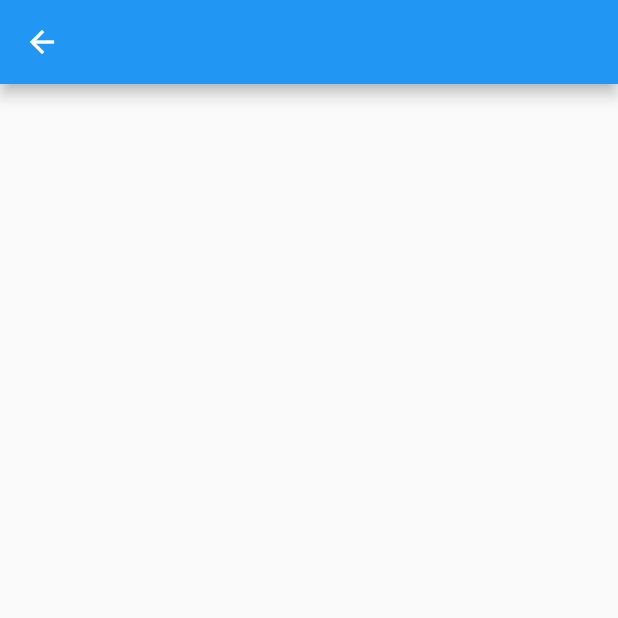
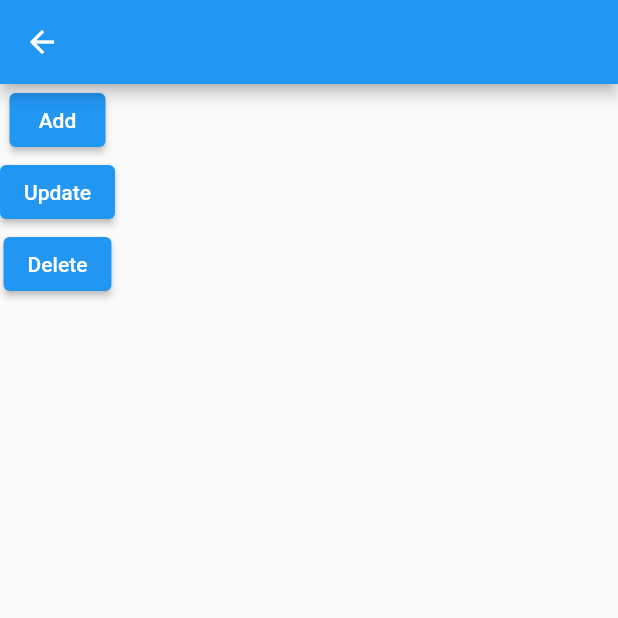
Before and after one commit to Nina2498/Engineering_Consultancy, a Flutter app: the CrudOperationScreen screen opened directly, on a phone screen of 412 x 824 dp, the top half of it. Run offline on Flutter 3.47's test engine with Material 2 defaults, Android fonts, the phone set to English and light mode, and no system bars; our stand-ins replace cloud_firestore, firebase_auth, firebase_core; accounts and stored records are empty.

Commit message:
curdoperations added

```diff
--- a/lib/src/screens/crudoperation.dart
+++ b/lib/src/screens/crudoperation.dart
@@ -10,6 +10,34 @@ class CrudOperationScreen extends StatelessWidget {
     return Scaffold(
       appBar: AppBar(
 
+      ),
+      body: Column(
+        children: [
+          ElevatedButton(
+            onPressed: () async {
+              await _firebaseFirestore.collection("users").doc("user1").set({
+                "name": "user1",
+                "age": 20,
+              });
+            },
+            child: Text("Add"),
+          ),
+          ElevatedButton(
+            onPressed: () async {
+              await _firebaseFirestore.collection("users").doc("user1").update({
+                "name": "user1",
+                "age": 21,
+              });
+            },
+            child: Text("Update"),
+          ),
+          ElevatedButton(
+            onPressed: () async {
+              await _firebaseFirestore.collection("users").doc("user1").delete();
+            },
+            child: Text("Delete"),
+          ),
+        ],
       ),
   //     body: Container(
   //     child: Center(
```
Also changed, not shown: lib/src/screens/register_screen.dart (+0 -7 lines).
